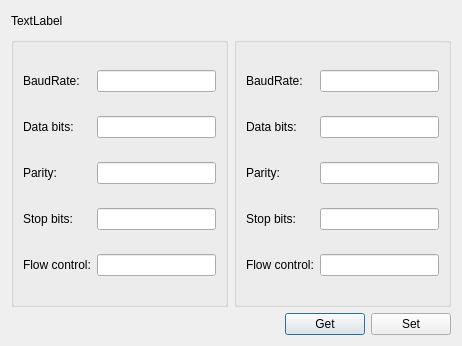
gavrilenkoof/EngineTest, file settingsdialog.ui: the form before one commit.
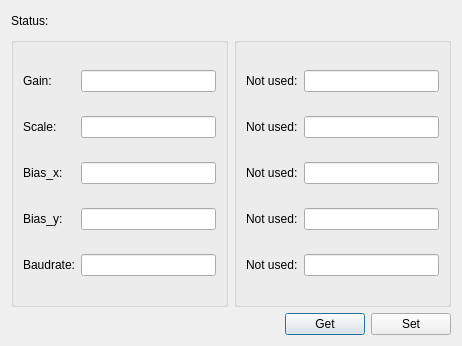
The form after the commit.

Diff of the .ui file:
```diff
--- a/settingsdialog.ui
+++ b/settingsdialog.ui
@@ -23,35 +23,35 @@
       <item row="2" column="0">
        <widget class="QLabel" name="lbl_param3">
         <property name="text">
-         <string>Parity:</string>
+         <string>Bias_x:</string>
         </property>
        </widget>
       </item>
       <item row="4" column="0">
        <widget class="QLabel" name="lbl_param5">
         <property name="text">
-         <string>Flow control:</string>
+         <string>Baudrate:</string>
         </property>
        </widget>
       </item>
       <item row="3" column="0">
        <widget class="QLabel" name="lbl_param4">
         <property name="text">
-         <string>Stop bits:</string>
+         <string>Bias_y:</string>
         </property>
        </widget>
       </item>
       <item row="0" column="0">
        <widget class="QLabel" name="lbl_param1">
         <property name="text">
-         <string>BaudRate:</string>
+         <string>Gain:</string>
         </property>
        </widget>
       </item>
       <item row="1" column="0">
        <widget class="QLabel" name="lbl_param2">
         <property name="text">
-         <string>Data bits:</string>
+         <string>Scale:</string>
         </property>
        </widget>
       </item>
@@ -82,7 +82,7 @@
       <item row="2" column="0">
        <widget class="QLabel" name="lbl_param8">
         <property name="text">
-         <string>Parity:</string>
+         <string>Not used:</string>
         </property>
        </widget>
       </item>
@@ -92,7 +92,7 @@
       <item row="1" column="0">
        <widget class="QLabel" name="lbl_param7">
         <property name="text">
-         <string>Data bits:</string>
+         <string>Not used:</string>
         </property>
        </widget>
       </item>
@@ -102,14 +102,14 @@
       <item row="0" column="0">
        <widget class="QLabel" name="lbl_param6">
         <property name="text">
-         <string>BaudRate:</string>
+         <string>Not used:</string>
         </property>
        </widget>
       </item>
       <item row="3" column="0">
        <widget class="QLabel" name="lbl_param9">
         <property name="text">
-         <string>Stop bits:</string>
+         <string>Not used:</string>
         </property>
        </widget>
       </item>
@@ -119,7 +119,7 @@
       <item row="4" column="0">
        <widget class="QLabel" name="lbl_param10">
         <property name="text">
-         <string>Flow control:</string>
+         <string>Not used:</string>
         </property>
        </widget>
       </item>
@@ -147,7 +147,7 @@
       </size>
      </property>
      <property name="text">
-      <string>TextLabel</string>
+      <string>Status:</string>
      </property>
     </widget>
    </item>
```
Left out of the diff: 2 changed lines with no effect on the pictures.
